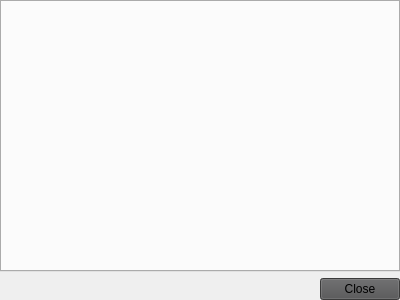
Before: the Qt Designer form ui/mydata/MyData.ui in OpenFairWind/FairWindSK, drawn with Qt 5.
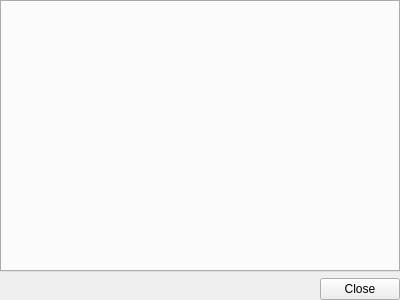
After: the same form once the commit is applied.

Commit message: Tiny issues

Diff of the .ui file:
```diff
--- a/ui/mydata/MyData.ui
+++ b/ui/mydata/MyData.ui
@@ -29,11 +29,7 @@
    <item row="1" column="0">
     <widget class="QDialogButtonBox" name="buttonBox">
      <property name="styleSheet">
-      <string notr="true">background-color: rgb(82, 82, 83);
-border-top-color: rgb(159, 157, 160);
-border-left-color: rgb(159, 157, 160);
-border-right-color: rgb(83, 83, 84);
-border-bottom-color: rgb(83, 83, 84);</string>
+      <string notr="true"/>
      </property>
      <property name="standardButtons">
       <set>QDialogButtonBox::StandardButton::Close</set>
```
Left out of the diff: 3 changed lines with no effect on the pictures. The commit also changes 1 other file.
